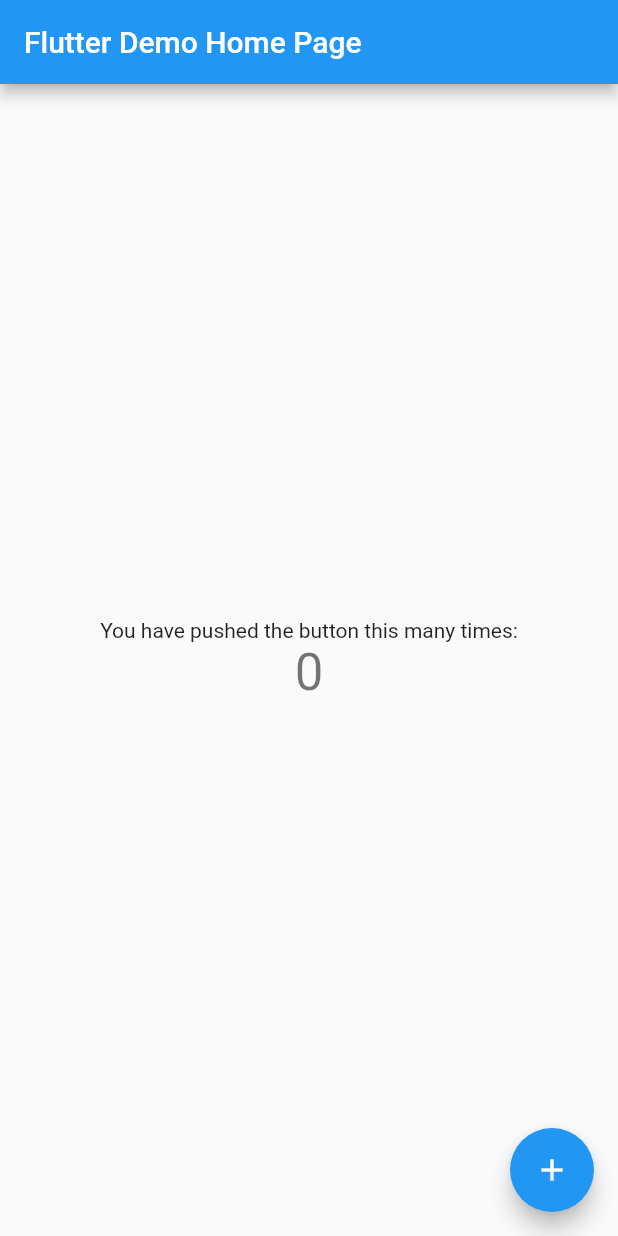
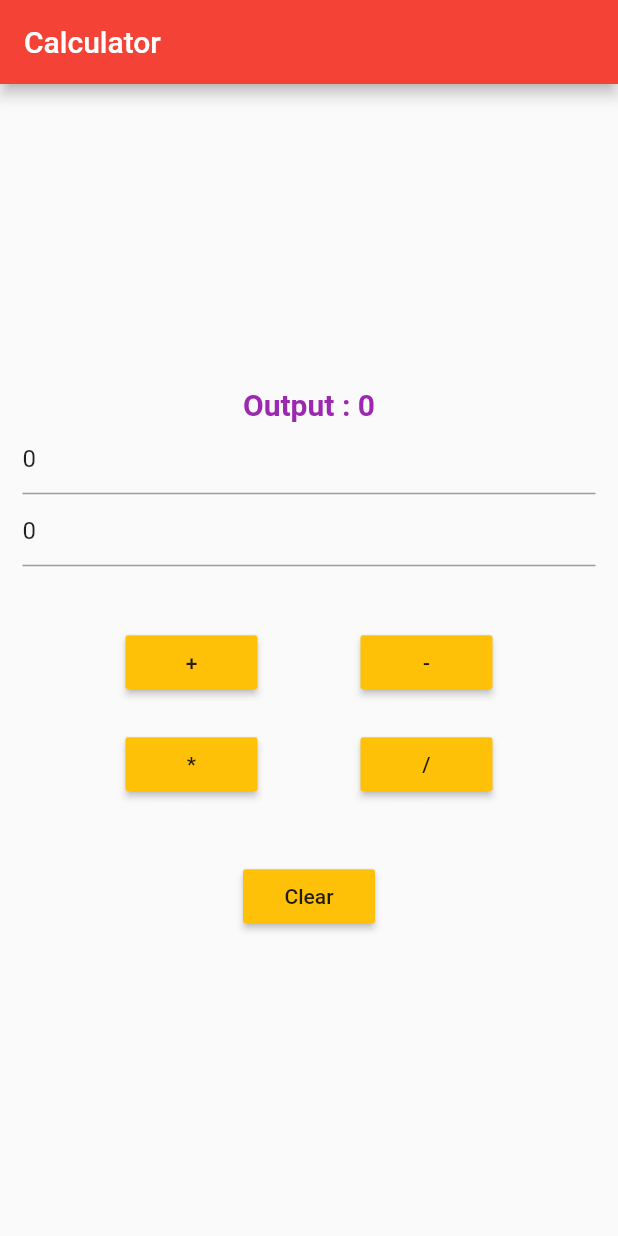
Before and after one commit to Sachin-Sharma-20/Calculator, a Flutter app: the screen it shows after launch, on a phone screen of 412 x 824 dp. Run offline on Flutter 3.47's test engine with Material 2 defaults, Android fonts, the phone set to English and light mode, and no system bars; missing offline and left inert: dart:ffi.

Commit message:
home page

```diff
--- /dev/null
+++ b/lib/home_page.dart
@@ -0,0 +1,129 @@
+import 'dart:ffi';
+
+import 'package:flutter/material.dart';
+
+class HomePage extends StatefulWidget {
+  @override
+  State createState() => new HomePageState();
+}
+
+class HomePageState extends State<HomePage> {
+  var num1 = 0, num2 = 0, res = 0;
+  final TextEditingController t1 = new TextEditingController(text: "0");
+  final TextEditingController t2 = new TextEditingController(text: "0");
+  void add() {
+    setState(() {
+      num1 = int.parse(t1.text);
+      num2 = int.parse(t2.text);
+      res = num1 + num2;
+    });
+  }
+
+  void sub() {
+    setState(() {
+      num1 = int.parse(t1.text);
+      num2 = int.parse(t2.text);
+      res = num1 - num2;
+    });
+  }
+
+  void mul() {
+    setState(() {
+      num1 = int.parse(t1.text);
+      num2 = int.parse(t2.text);
+      res = num1 * num2;
+    });
+  }
+
+  void div() {
+    setState(() {
+      num1 = int.parse(t1.text);
+      num2 = int.parse(t2.text);
+      res = num1 ~/ num2;
+    });
+  }
+
+  void clear() {
+    setState(() {
+      num1 = 0;
+      num2 = 0;
+      t1.text = "0";
+      t2.text = "0";
+    });
+  }
+
+  @override
+  Widget build(BuildContext context) {
+    return new Scaffold(
+      appBar: new AppBar(
+        title: new Text("Calculator"),
+      ),
+      body: new Container(
+        padding: const EdgeInsets.all(15.0),
+        child: new Column(
+          mainAxisAlignment: MainAxisAlignment.center,
+          children: <Widget>[
+            new Text(
+              "Output : $res",
+              style: new TextStyle(
+                  fontSize: 20.0,
+                  fontWeight: FontWeight.bold,
+                  color: Colors.purple),
+            ),
+            new TextField(
+              keyboardType: TextInputType.number,
+              decoration: new InputDecoration(hintText: "Enter Number 1st"),
+              controller: t1,
+            ),
+            new TextField(
+              keyboardType: TextInputType.number,
+              decoration: new InputDecoration(hintText: "Enter Number 2nd"),
+              controller: t2,
+            ),
+            new Padding(padding: const EdgeInsets.only(top: 40.0)),
+            new Row(
+              mainAxisAlignment: MainAxisAlignment.spaceEvenly,
+              children: <Widget>[
+                new MaterialButton(
+                  child: new Text("+"),
+                  color: Colors.amber,
+                  onPressed: add,
+                ),
+                new MaterialButton(
+                  child: new Text("-"),
+                  color: Colors.amber,
+                  onPressed: sub,
+                )
+              ],
+            ),
+            new Padding(padding: const EdgeInsets.only(top: 20.0)),
+            new Row(
+                mainAxisAlignment: MainAxisAlignment.spaceEvenly,
+                children: <Widget>[
+                  new MaterialButton(
+                    child: new Text("*"),
+                    color: Colors.amber,
+                    onPressed: mul,
+                  ),
+                  new MaterialButton(
+                    child: new Text("/"),
+                    color: Colors.amber,
+                    onPressed: div,
+                  )
+                ]),
+            new Padding(padding: const EdgeInsets.only(top: 40.0)),
+            new Row(
+              mainAxisAlignment: MainAxisAlignment.center,
+              children: <Widget>[
+                new MaterialButton(
+                    child: new Text("Clear"),
+                    color: Colors.amber,
+                    onPressed: clear),
+              ],
+            )
+          ],
+        ),
+      ),
+    );
+  }
+}
--- a/lib/main.dart
+++ b/lib/main.dart
@@ -1,117 +1,16 @@
 import 'package:flutter/material.dart';
+import 'home_page.dart';
+void main() => runApp(new MyApp());
 
-void main() {
-  runApp(MyApp());
-}
 
-class MyApp extends StatelessWidget {
-  // This widget is the root of your application.
+class MyApp extends StatelessWidget{
   @override
-  Widget build(BuildContext context) {
-    return MaterialApp(
-      title: 'Flutter Demo',
-      theme: ThemeData(
-        // This is the theme of your application.
-        //
-        // Try running your application with "flutter run". You'll see the
-        // application has a blue toolbar. Then, without quitting the app, try
-        // changing the primarySwatch below to Colors.green and then invoke
-        // "hot reload" (press "r" in the console where you ran "flutter run",
-        // or simply save your changes to "hot reload" in a Flutter IDE).
-        // Notice that the counter didn't reset back to zero; the application
-        // is not restarted.
-        primarySwatch: Colors.blue,
-        // This makes the visual density adapt to the platform that you run
-        // the app on. For desktop platforms, the controls will be smaller and
-        // closer together (more dense) than on mobile platforms.
-        visualDensity: VisualDensity.adaptivePlatformDensity,
-      ),
-      home: MyHomePage(title: 'Flutter Demo Home Page'),
+  Widget build (BuildContext context){
+    return new MaterialApp(
+      title: "Calculator App",
+      theme: new ThemeData(
+        primarySwatch: Colors.red),
+      home: new HomePage(),
     );
   }
 }
-
-class MyHomePage extends StatefulWidget {
-  MyHomePage({Key key, this.title}) : super(key: key);
-
-  // This widget is the home page of your application. It is stateful, meaning
-  // that it has a State object (defined below) that contains fields that affect
-  // how it looks.
-
-  // This class is the configuration for the state. It holds the values (in this
-  // case the title) provided by the parent (in this case the App widget) and
-  // used by the build method of the State. Fields in a Widget subclass are
-  // always marked "final".
-
-  final String title;
-
-  @override
-  _MyHomePageState createState() => _MyHomePageState();
-}
-
-class _MyHomePageState extends State<MyHomePage> {
-  int _counter = 0;
-
-  void _incrementCounter() {
-    setState(() {
-      // This call to setState tells the Flutter framework that something has
-      // changed in this State, which causes it to rerun the build method below
-      // so that the display can reflect the updated values. If we changed
-      // _counter without calling setState(), then the build method would not be
-      // called again, and so nothing would appear to happen.
-      _counter++;
-    });
-  }
-
-  @override
-  Widget build(BuildContext context) {
-    // This method is rerun every time setState is called, for instance as done
-    // by the _incrementCounter method above.
-    //
-    // The Flutter framework has been optimized to make rerunning build methods
-    // fast, so that you can just rebuild anything that needs updating rather
-    // than having to individually change instances of widgets.
-    return Scaffold(
-      appBar: AppBar(
-        // Here we take the value from the MyHomePage object that was created by
-        // the App.build method, and use it to set our appbar title.
-        title: Text(widget.title),
-      ),
-      body: Center(
-        // Center is a layout widget. It takes a single child and positions it
-        // in the middle of the parent.
-        child: Column(
-          // Column is also a layout widget. It takes a list of children and
-          // arranges them vertically. By default, it sizes itself to fit its
-          // children horizontally, and tries to be as tall as its parent.
-          //
-          // Invoke "debug painting" (press "p" in the console, choose the
-          // "Toggle Debug Paint" action from the Flutter Inspector in Android
-          // Studio, or the "Toggle Debug Paint" command in Visual Studio Code)
-          // to see the wireframe for each widget.
-          //
-          // Column has various properties to control how it sizes itself and
-          // how it positions its children. Here we use mainAxisAlignment to
-          // center the children vertically; the main axis here is the vertical
-          // axis because Columns are vertical (the cross axis would be
-          // horizontal).
-          mainAxisAlignment: MainAxisAlignment.center,
-          children: <Widget>[
-            Text(
-              'You have pushed the button this many times:',
-            ),
-            Text(
-              '$_counter',
-              style: Theme.of(context).textTheme.headline4,
-            ),
-          ],
-        ),
-      ),
-      floatingActionButton: FloatingActionButton(
-        onPressed: _incrementCounter,
-        tooltip: 'Increment',
-        child: Icon(Icons.add),
-      ), // This trailing comma makes auto-formatting nicer for build methods.
-    );
-  }
-}
```
